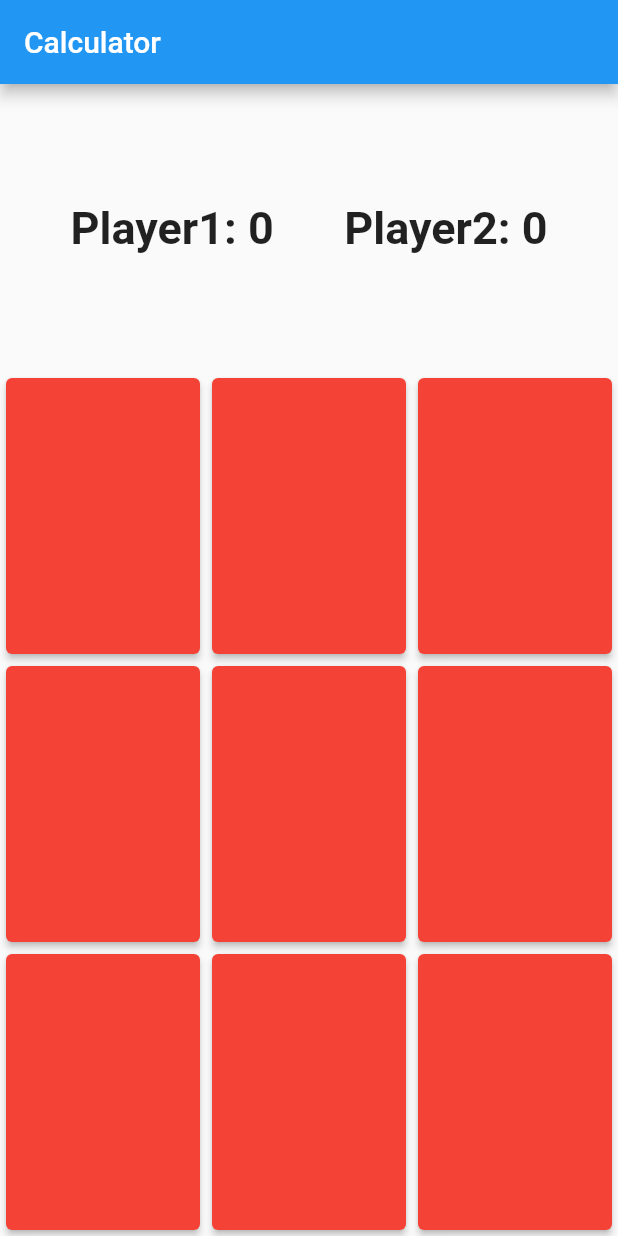
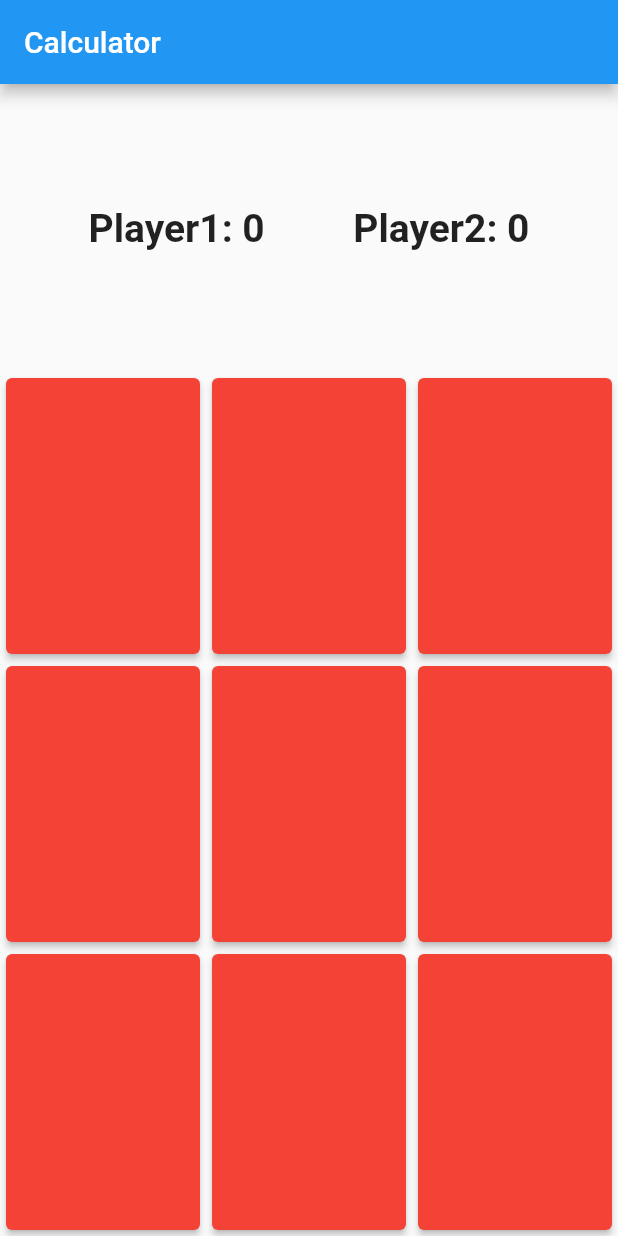
Before and after one commit to A-hmed/git_c9_friday, a Flutter app: the screen it shows after launch, on a phone screen of 412 x 824 dp. Run offline on Flutter 3.47's test engine with Material 2 defaults, Android fonts, the phone set to English and light mode, and no system bars.

Commit message:
Edited font size of game board player names.

```diff
--- a/lib/ui/screens/game_board/game_board.dart
+++ b/lib/ui/screens/game_board/game_board.dart
@@ -32,8 +32,8 @@ class _GameBoardState extends State<GameBoard> {
               child: Row(
                 mainAxisAlignment: MainAxisAlignment.spaceEvenly,
                 children: [
-                  Text("Player1: ${player1Score}", style: TextStyle(fontWeight: FontWeight.bold, fontSize: 30),),
-                  Text("Player2: ${player2Score}", style: TextStyle(fontWeight: FontWeight.bold, fontSize: 30),),
+                  Text("Player1: ${player1Score}", style: TextStyle(fontWeight: FontWeight.bold, fontSize: 26),),
+                  Text("Player2: ${player2Score}", style: TextStyle(fontWeight: FontWeight.bold, fontSize: 26),),
                 ],
               )),
           Expanded(
```
